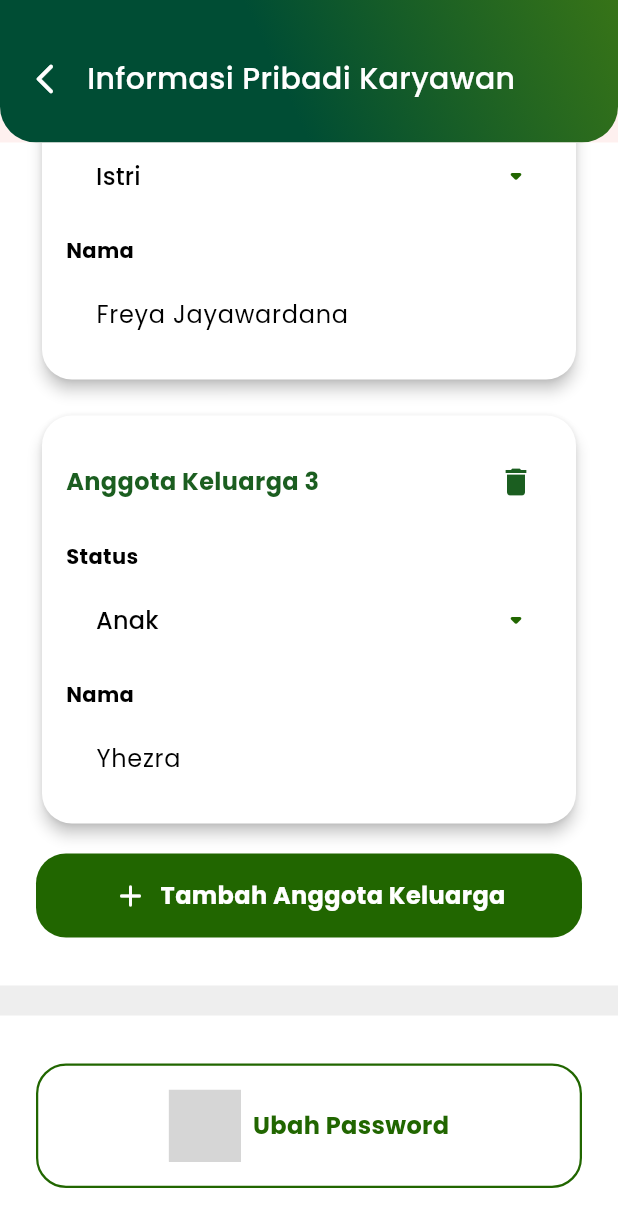
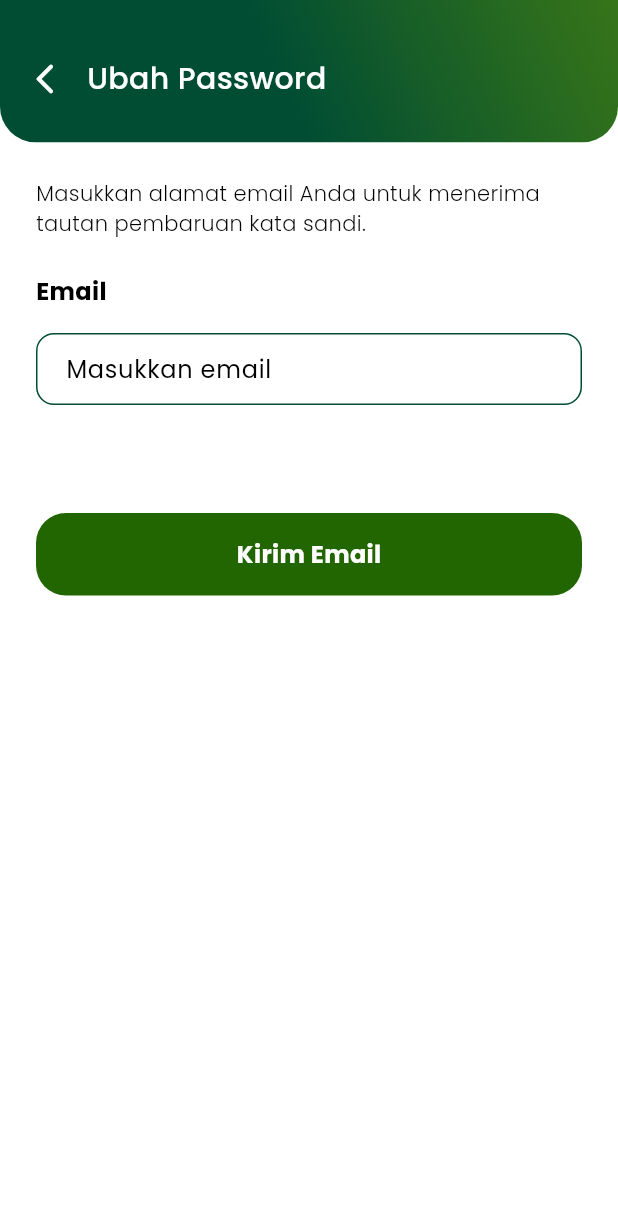
Before and after one commit to Reimburse-RB/frontend-flutter-reimburse, a Flutter app: the ProfileDetailView screen opened directly, scrolled down 1152 dp, after a tap on "Ubah Password", on a phone screen of 412 x 824 dp. Shown: the top 1227 px of the screen. Run offline on Flutter 3.47's test engine with Material 3 defaults, Android fonts, the phone set to English and light mode, and no system bars; our stand-ins replace another_flushbar, cached_network_image, firebase_auth, firebase_core, font_awesome_flutter, google_fonts and 3 more; missing offline and left inert: iconify_flutter; accounts and stored records are empty; network calls fail; grey boxes are pictures that could not be loaded.

Commit message:
sllicing ui: forgot password

```diff
--- /dev/null
+++ b/lib/screens/auth/forgot_password/forgot_password_view.dart
@@ -0,0 +1,95 @@
+import 'package:flutter/material.dart';
+import 'package:provider/provider.dart';
+import 'package:reimburse_rb/screens/auth/forgot_password/forgot_password_view_model.dart';
+import 'package:reimburse_rb/utility/constant.dart';
+import 'package:reimburse_rb/widgets/common/appbar_general.dart';
+import 'package:reimburse_rb/widgets/common/button_general.dart';
+import 'package:reimburse_rb/widgets/common/button_text.dart';
+import 'package:reimburse_rb/widgets/common/form_field_text.dart';
+
+class ForgotPasswordScreen extends StatelessWidget {
+  const ForgotPasswordScreen({super.key});
+
+  @override
+  Widget build(BuildContext context) {
+    return ChangeNotifierProvider(
+      create: (context) => ForgotPasswordViewModel(),
+      builder: (context, child) => const ForgotPasswordView(),
+    );
+  }
+}
+
+class ForgotPasswordView extends StatefulWidget {
+  const ForgotPasswordView({super.key});
+
+  @override
+  State<ForgotPasswordView> createState() => _ForgotPasswordViewState();
+}
+
+class _ForgotPasswordViewState extends State<ForgotPasswordView> {
+  @override
+  Widget build(BuildContext context) {
+    final viewModel = context.watch<ForgotPasswordViewModel>();
+    return Scaffold(
+      backgroundColor: Colors.white,
+      appBar: AppBarGeneral(
+        context: context,
+        title: 'Ubah Password',
+      ),
+      body: ListView(
+        padding: const EdgeInsets.symmetric(horizontal: 24),
+        children: [
+          const SizedBox(height: 24),
+          const Text(
+            'Masukkan alamat email Anda untuk menerima tautan pembaruan kata sandi.',
+            style: TextStyle(
+              fontWeight: Constant.lightWeightText,
+            ),
+          ),
+          const SizedBox(height: 20),
+          Form(
+            child: Column(
+              crossAxisAlignment: CrossAxisAlignment.start,
+              children: [
+                FormFieldText(
+                  controllerName: viewModel.emailController,
+                  placeholder: "Email",
+                  hintText: "Masukkan email",
+                  keyboardType: TextInputType.emailAddress,
+                ),
+                const SizedBox(
+                  height: 64,
+                ),
+                if (viewModel.isEmailEverSent)
+                  Row(
+                    mainAxisAlignment: MainAxisAlignment.center,
+                    children: [
+                      const Text(
+                        "Tidak menerima email? ",
+                        style: TextStyle(fontSize: 13, fontWeight: FontWeight.w400),
+                      ),
+                      ButtonText(
+                        isEnable: viewModel.isButtonEnabled,
+                        onTap: () {},
+                        text: viewModel.isButtonEnabled
+                            ? 'Kirim ulang'
+                            : 'Kirim ulang dalam ${viewModel.counter} detik',
+                      )
+                    ],
+                  ),
+                const SizedBox(height: 8),
+                ButtonGeneral(
+                  onTap: () {
+                    viewModel.startTimer();
+                  },
+                  text: 'Kirim Email',
+                ),
+                const SizedBox(height: 64),
+              ],
+            ),
+          ),
+        ],
+      ),
+    );
+  }
+}
--- /dev/null
+++ b/lib/screens/auth/forgot_password/forgot_password_view_model.dart
@@ -0,0 +1,50 @@
+import 'dart:async';
+
+import 'package:flutter/material.dart';
+
+class ForgotPasswordViewModel extends ChangeNotifier {
+  ForgotPasswordViewModel() {}
+
+  TextEditingController emailController = TextEditingController();
+
+  late Timer _timer;
+
+  bool _isEmailEverSent = false;
+  bool get isEmailEverSent => _isEmailEverSent;
+
+  int _counter = 60;
+  int get counter => _counter;
+
+  bool _isButtonEnabled = false;
+  bool get isButtonEnabled => _isButtonEnabled;
+
+  void startTimer() {
+    _counter = 60;
+    _isEmailEverSent = true;
+    _isButtonEnabled = false;
+    notifyListeners();
+
+    _timer = Timer.periodic(const Duration(seconds: 1), (timer) {
+      if (_counter > 0) {
+        _counter--;
+      } else {
+        _isButtonEnabled = true;
+        _timer.cancel();
+      }
+      notifyListeners();
+    });
+  }
+
+  void resendCode() {
+    if (_isButtonEnabled) {
+      // Implement resend code logic here
+      startTimer();
+    }
+  }
+
+  @override
+  void dispose() {
+    _timer.cancel();
+    super.dispose();
+  }
+}
--- a/lib/screens/auth/signup/signup_view.dart
+++ b/lib/screens/auth/signup/signup_view.dart
@@ -116,7 +116,7 @@ class SignUpView extends StatelessWidget {
                     ),
                   ),
                   const SizedBox(
-                    height: 48,
+                    height: 64,
                   ),
                   Row(
                     mainAxisAlignment: MainAxisAlignment.center,
--- a/lib/screens/employee/profile/profile_detail/profile_detail_view.dart
+++ b/lib/screens/employee/profile/profile_detail/profile_detail_view.dart
@@ -64,7 +64,7 @@ class _ProfileDetailViewState extends State<ProfileDetailView> {
           ButtonGeneral(
             onTap: () {},
             text: 'Tambah Anggota Keluarga',
-            prefixIcon: Icon(
+            prefixIcon: const Icon(
               Icons.add_rounded,
               color: Colors.white,
             ),
@@ -165,7 +165,9 @@ class _ProfileDetailViewState extends State<ProfileDetailView> {
           Padding(
             padding: const EdgeInsets.symmetric(horizontal: 24),
             child: ButtonGeneral(
-              onTap: () {},
+              onTap: () {
+                viewModel.navigateToForgotPasswordScreen();
+              },
               text: 'Ubah Password',
               prefixIcon: const Iconify(
                 Ph.password_bold,
--- a/lib/screens/employee/profile/profile_view.dart
+++ b/lib/screens/employee/profile/profile_view.dart
@@ -4,6 +4,7 @@ import 'package:font_awesome_flutter/font_awesome_flutter.dart';
 import 'package:iconly/iconly.dart';
 import 'package:provider/provider.dart';
 import 'package:reimburse_rb/screens/employee/profile/profile_view_model.dart';
+import 'package:reimburse_rb/utility/authentication.dart';
 import 'package:reimburse_rb/utility/constant.dart';
 import 'package:reimburse_rb/widgets/common/appbar_general.dart';
 import 'package:reimburse_rb/widgets/common/button_general.dart';
@@ -103,7 +104,9 @@ class ProfileView extends StatelessWidget {
           ),
           const SizedBox(height: 96),
           ButtonGeneral(
-            onTap: () {},
+            onTap: () {
+              Authentication.signOut(context: context);
+            },
             isWhiteButton: true,
             prefixIcon: const Icon(
               IconlyLight.logout,
--- a/lib/screens/employee/profile/profile_view_model.dart
+++ b/lib/screens/employee/profile/profile_view_model.dart
@@ -1,6 +1,7 @@
 import 'package:flutter/cupertino.dart';
 import 'package:flutter/material.dart';
 import 'package:reimburse_rb/models/employee/profile_data.dart';
+import 'package:reimburse_rb/screens/auth/forgot_password/forgot_password_view.dart';
 import 'package:reimburse_rb/screens/employee/profile/profile_detail/profile_detail_view.dart';
 
 class ProfileViewModel extends ChangeNotifier {
@@ -96,4 +97,10 @@ class ProfileViewModel extends ChangeNotifier {
   void navigateToProfileDetail() {
     Navigator.push(context, CupertinoPageRoute(builder: (context) => const ProfileDetailSceen()));
   }
+
+  void navigateToForgotPasswordScreen() {
+    Navigator.of(context).push(CupertinoPageRoute(
+      builder: (context) => const ForgotPasswordScreen(),
+    ));
+  }
 }
```
Also changed, not shown: lib/screens/auth/signin/signin_view.dart (+18 -4 lines), lib/screens/auth/signin/signin_view_model.dart (+7 -0 lines), lib/utility/authentication.dart (+20 -40 lines), lib/utility/helper.dart (+21 -0 lines), lib/widgets/common/button_text.dart (+5 -3 lines).
